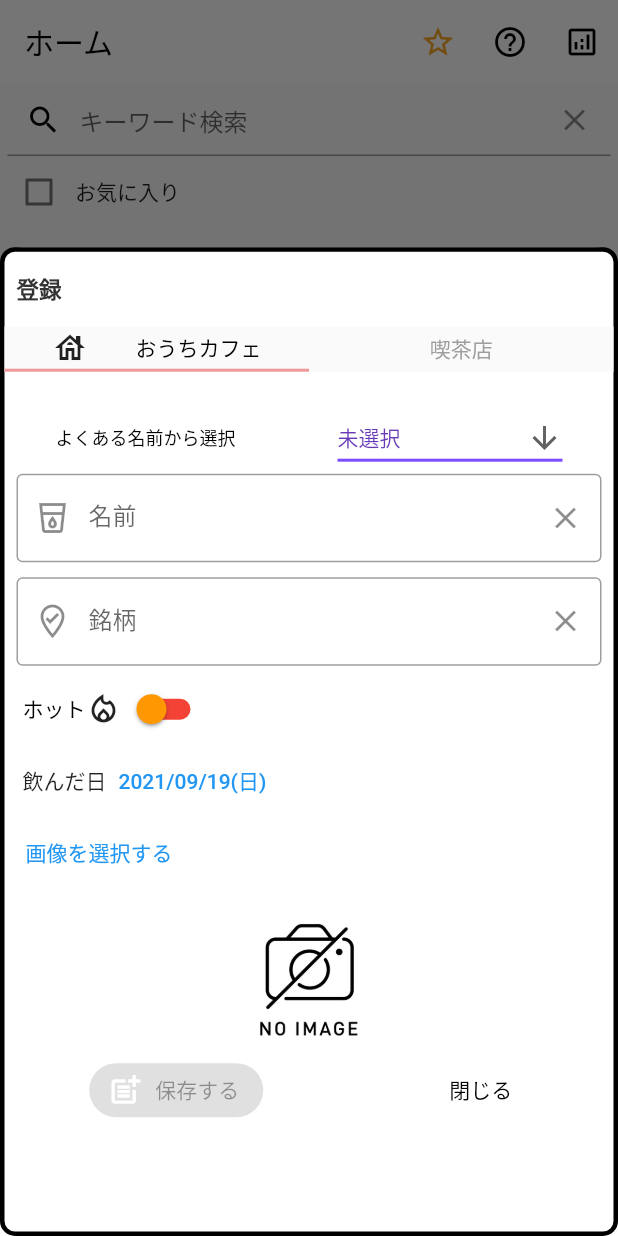
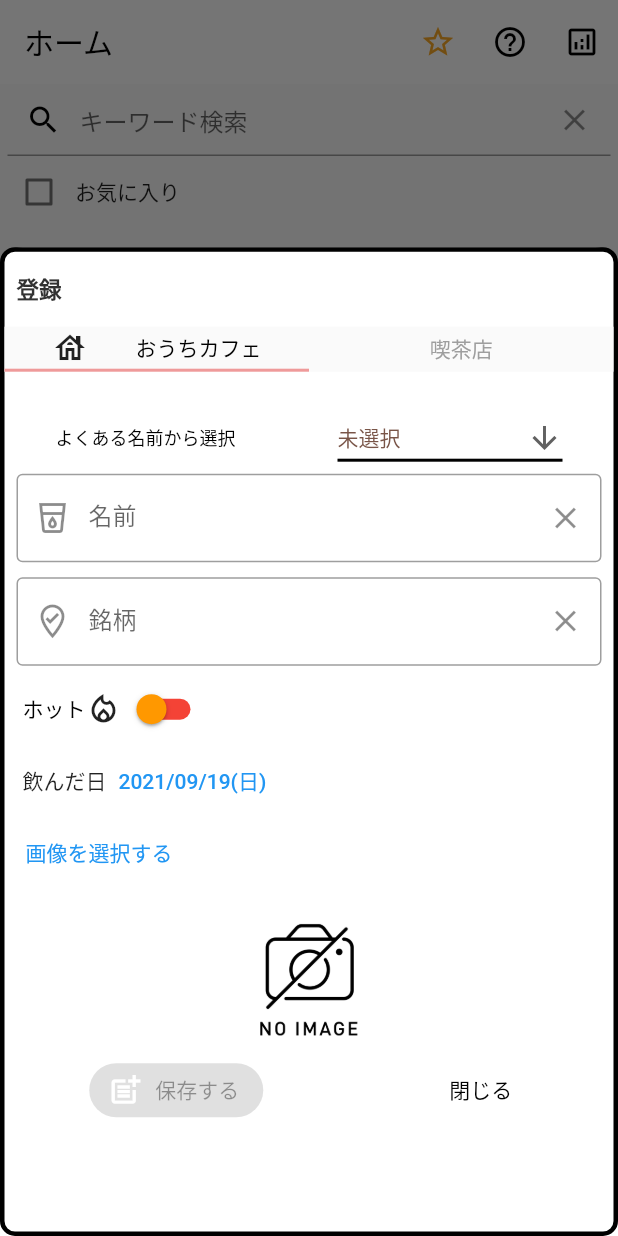
Before and after one commit to y0303noki/DrinkMemo, a Flutter app: the screen it shows after launch, after a tap on the "add" icon, on a phone screen of 412 x 824 dp. Run offline on Flutter 3.47's test engine with Material 2 defaults, Android fonts, the phone set to English and light mode, and no system bars; drawn by our look-alikes of flutter_easyloading, flutter_typeahead; our stand-ins replace cloud_firestore, firebase_auth, firebase_core, firebase_storage, image_picker; accounts and stored records are empty; network calls fail.

Commit message:
会員idを作ってみた

```diff
--- a/lib/database/user_firebase.dart
+++ b/lib/database/user_firebase.dart
@@ -20,6 +20,7 @@ class UserFirebase {
       Map<String, dynamic> data = docs.first.data();
       final _userModel = UserModel(
         id: data['id'] ?? '',
+        memebrId: data['memebrId'] ?? '',
         status: data['status'] ?? 0,
         googleId: data['googleId'] ?? '',
         isDeleted: data['isDeleted'] ?? false,
@@ -38,6 +39,7 @@ class UserFirebase {
     Map<String, dynamic> addObject = new Map<String, dynamic>();
 
     addObject['id'] = userModel.id;
+    addObject['memebrId'] = userModel.memebrId;
     addObject['status'] = userModel.status;
     addObject['googleId'] = userModel.googleId;
     addObject['isDeleted'] = false;
--- a/lib/model/user_model.dart
+++ b/lib/model/user_model.dart
@@ -1,5 +1,6 @@
 class UserModel {
   String id;
+  String memebrId;
   int status;
   String googleId;
   bool isDeleted;
@@ -7,6 +8,7 @@ class UserModel {
   DateTime? updatedAt;
   UserModel({
     this.id = '',
+    this.memebrId = '',
     this.status = 0,
     this.googleId = '',
     this.isDeleted = false,
--- a/lib/providers/user/user_provider.dart
+++ b/lib/providers/user/user_provider.dart
@@ -52,8 +52,11 @@ class UserProvider extends ChangeNotifier {
       // ない場合はユーザーを新規登録
       if (findUserData == null || findUserData.isDeleted) {
         DateTime now = DateTime.now();
+        // 会員IDを作成
+        String _memberId = now.millisecondsSinceEpoch.toString();
         _userModel = UserModel(
           id: _user!.uid,
+          memebrId: _memberId,
           status: 0,
           googleId: '',
           isDeleted: false,
@@ -81,5 +84,6 @@ class UserProvider extends ChangeNotifier {
   // サインアウト
   Future signOut() async {
     await _auth.signOut();
+    await loginTypeTo('ANONUMOUSLY');
   }
 }
--- a/lib/widgets/custom_dialog.dart
+++ b/lib/widgets/custom_dialog.dart
@@ -19,7 +19,7 @@ class CustomDialog {
   Widget dialogContent(CoffeeModel? myCoffeeModel, String url) {
     if (myCoffeeModel == null) {
       return Container(
-        child: Text('${CafeType.MY_DRINK}の説明'),
+        child: Text('${CafeType.MY_DRINK}に登録することで次回から同じドリンクを簡単に追加できます。'),
       );
     } else {
       return Container(
--- a/lib/widgets/modal.dart
+++ b/lib/widgets/modal.dart
@@ -417,10 +417,10 @@ class Modal {
                                         iconSize: 24,
                                         elevation: 16,
                                         style: const TextStyle(
-                                            color: Colors.deepPurple),
+                                            color: Colors.brown),
                                         underline: Container(
                                           height: 2,
-                                          color: Colors.deepPurpleAccent,
+                                          color: Colors.black,
                                         ),
                                         onChanged: (String? newValue) {
                                           if (newValue == null) {
```
Also changed, not shown: lib/pages/settingPage/setting_list_page.dart (+20 -0 lines).
